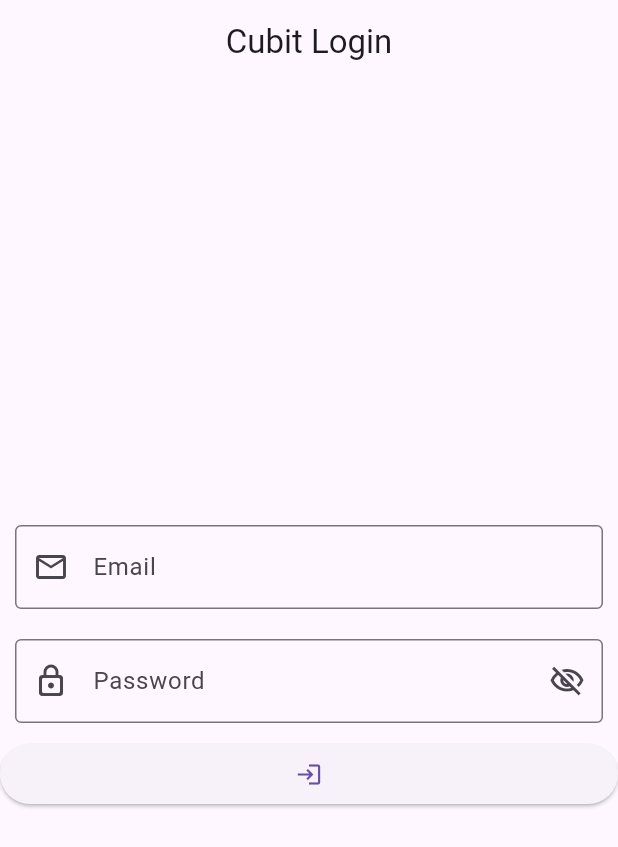
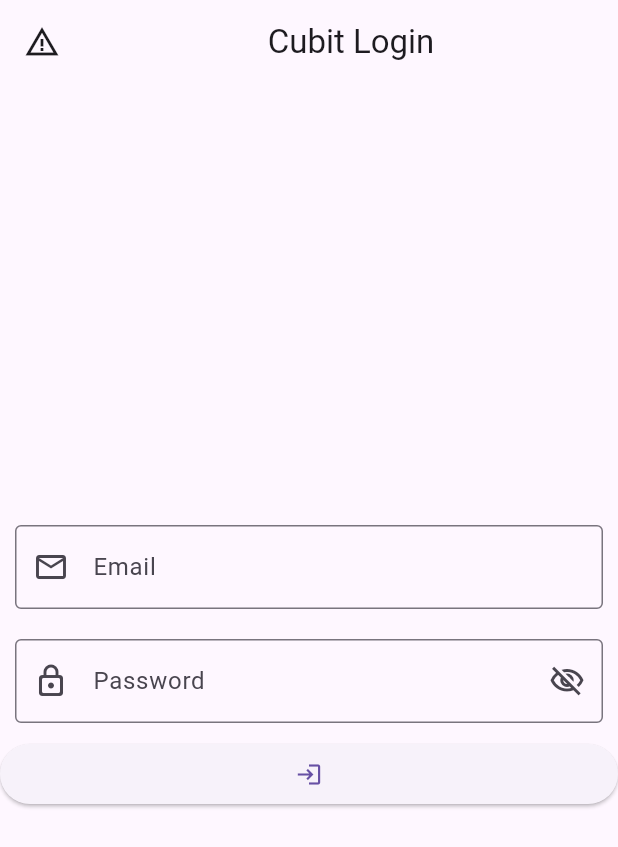
Before and after one commit to Furkanncm/Flutter-Learn, a Flutter app: the screen it shows after launch, after a tap on the "login" icon, on a phone screen of 412 x 824 dp. Shown: the top 847 px of the screen. Run offline on Flutter 3.47's test engine with Material 3 defaults, Android fonts, the phone set to English and light mode, and no system bars; our stand-ins replace bloc, dio, easy_localization, equatable, flutter_bloc, flutter_mobx and 4 more; accounts and stored records are empty; generated files the repository leaves out were written again; network calls fail.

Commit message:
login view completed

```diff
--- a/flutter_cubit/lib/core/constants/application_constants.dart
+++ b/flutter_cubit/lib/core/constants/application_constants.dart
@@ -1,3 +1,4 @@
 class ApplicationConstants {
   static const String languagePath = "asset/language";
+  static const String BaseUrl = "https://reqres.in/api";
 }
--- /dev/null
+++ b/flutter_cubit/lib/core/constants/enum/service_path_enum.dart
@@ -0,0 +1 @@
+enum ServicePathEnum { login }
--- /dev/null
+++ b/flutter_cubit/lib/core/extensions/service_path_extension.dart
@@ -0,0 +1,10 @@
+import 'package:flutter_cubit/core/constants/enum/service_path_enum.dart';
+
+extension ServicePathExtension on ServicePathEnum {
+  String get rawValue {
+    switch (this) {
+      case ServicePathEnum.login:
+        return "/login";
+    }
+  }
+}
--- /dev/null
+++ b/flutter_cubit/lib/feature/login/model/request_model.dart
@@ -0,0 +1,19 @@
+import 'package:json_annotation/json_annotation.dart';
+
+part 'request_model.g.dart';
+
+@JsonSerializable()
+class RequestModel {
+  String? email;
+  String? password;
+
+  RequestModel({this.email, this.password});
+
+  factory RequestModel.fromJson(Map<String, dynamic> json) {
+    return _$RequestModelFromJson(json);
+  }
+
+  Map<String, dynamic> toJson() {
+    return _$RequestModelToJson(this);
+  }
+}
--- /dev/null
+++ b/flutter_cubit/lib/feature/login/model/response_model.dart
@@ -0,0 +1,18 @@
+import 'package:json_annotation/json_annotation.dart';
+
+part 'response_model.g.dart';
+
+@JsonSerializable()
+class ResponseModel {
+  String? token;
+
+  ResponseModel({this.token});
+
+  factory ResponseModel.fromJson(Map<String, dynamic> json) {
+    return _$ResponseModelFromJson(json);
+  }
+
+  Map<String, dynamic> toJson() {
+    return _$ResponseModelToJson(this);
+  }
+}
--- /dev/null
+++ b/flutter_cubit/lib/feature/login/service/ILoginService.dart
@@ -0,0 +1,10 @@
+import 'package:dio/dio.dart';
+import 'package:flutter_cubit/feature/login/model/request_model.dart';
+import 'package:flutter_cubit/feature/login/model/response_model.dart';
+
+abstract class ILoginService {
+  final Dio dio;
+
+  ILoginService({required this.dio});
+ Future<ResponseModel?> login(RequestModel requestmodel);
+}
--- /dev/null
+++ b/flutter_cubit/lib/feature/login/service/login_service.dart
@@ -0,0 +1,28 @@
+import 'dart:io';
+
+import 'package:dio/dio.dart';
+import 'package:flutter_cubit/core/constants/enum/service_path_enum.dart';
+import 'package:flutter_cubit/core/extensions/service_path_extension.dart';
+import 'package:flutter_cubit/feature/login/model/request_model.dart';
+import 'package:flutter_cubit/feature/login/model/response_model.dart';
+import 'package:flutter_cubit/feature/login/service/ILoginService.dart';
+
+import '../../../core/constants/application_constants.dart';
+
+class LoginService extends ILoginService {
+  LoginService({required super.dio}) {
+    dio.options.baseUrl = ApplicationConstants.BaseUrl; // Base URL ayarı
+  }
+
+  @override
+  Future<ResponseModel?> login(RequestModel requestmodel) async {
+    final response =
+        await dio.post(ServicePathEnum.login.rawValue, data: requestmodel.toJson());
+    switch (response.statusCode) {
+      case HttpStatus.ok:
+      case HttpStatus.accepted:
+        final responseData = response.data;
+        return ResponseModel.fromJson(responseData);
+    }
+  }
+}
--- a/flutter_cubit/lib/feature/login/view/login_view.dart
+++ b/flutter_cubit/lib/feature/login/view/login_view.dart
@@ -2,6 +2,7 @@ import 'package:easy_localization/easy_localization.dart';
 import 'package:flutter/material.dart';
 import 'package:flutter_bloc/flutter_bloc.dart';
 import 'package:flutter_cubit/core/base/base_state.dart';
+import 'package:flutter_cubit/feature/login/model/request_model.dart';
 import 'package:flutter_cubit/feature/widget/cubit_email_textfield.dart';
 
 import '../../../core/init/language/locale_keys.g.dart';
@@ -21,35 +22,61 @@ class _LoginViewState extends BaseState<LoginView> {
   final GlobalKey<FormState> globalKey = GlobalKey();
   @override
   Widget build(BuildContext context) {
-    return Scaffold(
-      appBar: AppBar(title: _title()),
-      body: BlocProvider<LoginCubit>(
-        create: (context) => LoginCubit(
-            emailController: emailController,
-            passwordController: passwordController,
-            globalKey: globalKey),
-        child: _formView(),
+    return BlocProvider<LoginCubit>(
+      create: (context) => LoginCubit(
+          emailController: emailController,
+          passwordController: passwordController,
+          globalKey: globalKey),
+      child: BlocConsumer<LoginCubit, LoginState>(
+        listener: (context, state) {},
+        builder: (context, state) {
+          return Scaffold(
+            appBar: _appbar(context, state),
+            body: _formView(context, state),
+          );
+        },
       ),
     );
   }
 
-  Widget _formView() {
+  AppBar _appbar(BuildContext context, LoginState state) {
+    return AppBar(
+      leading: (state is LoginPost)
+          ? Icon(Icons.check_box)
+          : Icon(Icons.warning_amber),
+      title: _title(),
+    );
+  }
+
+  Widget _formView(BuildContext context, LoginState state) {
     return Form(
       key: globalKey,
+      autovalidateMode: (state is LoginValidate)
+          ? state.isFail
+              ? AutovalidateMode.always
+              : AutovalidateMode.disabled
+          : AutovalidateMode.disabled,
       child: Column(
         mainAxisAlignment: MainAxisAlignment.center,
         children: [
           CubitEmailTextfield(controller: emailController),
           CubitPasswordTextfield(controller: passwordController),
-          ElevatedButton(
-              onPressed: () {
-                context.read<LoginCubit>().checkUserLogin();
-              },
-              child: const Center(child: Icon(Icons.login_outlined)))
+          _elevatedButton(context)
         ],
       ),
     );
   }
 
+  ElevatedButton _elevatedButton(BuildContext context) {
+    return ElevatedButton(
+            onPressed: () {
+              final RequestModel requestModel = RequestModel(
+                  email: emailController.text,
+                  password: passwordController.text);
+              context.read<LoginCubit>().postUserLogin(requestModel);
+            },
+            child: const Center(child: Icon(Icons.login_outlined)));
+  }
+
   Center _title() => Center(child: Text(LocaleKeys.login.tr()));
 }
--- a/flutter_cubit/lib/feature/login/viewmodel/login_viewmodel.dart
+++ b/flutter_cubit/lib/feature/login/viewmodel/login_viewmodel.dart
@@ -1,5 +1,12 @@
 import 'package:bloc/bloc.dart';
+import 'package:dio/dio.dart';
 import 'package:flutter/material.dart';
+import 'package:flutter_cubit/core/constants/application_constants.dart';
+import 'package:flutter_cubit/feature/login/model/request_model.dart';
+import 'package:flutter_cubit/feature/login/service/ILoginService.dart';
+import 'package:flutter_cubit/feature/login/service/login_service.dart';
+
+import '../model/response_model.dart';
 
 class LoginCubit extends Cubit<LoginState> {
   final TextEditingController emailController;
@@ -12,15 +19,15 @@ class LoginCubit extends Cubit<LoginState> {
   }) : super(LoginInitial());
 
   bool isLogin = false;
-  void checkUserLogin() {
-    if (globalKey.currentState?.validate() ?? false) {
-      if (emailController.text == 'admin' &&
-          passwordController.text == 'admin') {
-        emit(LoginExp(isFail: false));
-      } else {
-        isLogin = true;
-        emit(LoginExp(isFail: isLogin));
-      }
+  final ILoginService service = LoginService(
+      dio: Dio(BaseOptions(baseUrl: ApplicationConstants.BaseUrl)));
+
+  void postUserLogin(RequestModel requestModel) async {
+    final response = await service.login(requestModel);
+    if (response != null) {
+      emit(LoginPost(responseModel: response));
+    } else {
+      emit(LoginValidate(isFail: false));
     }
   }
 }
@@ -29,8 +36,14 @@ abstract class LoginState {}
 
 class LoginInitial extends LoginState {}
 
-class LoginExp extends LoginState {
+class LoginValidate extends LoginState {
   final bool isFail;
 
-  LoginExp({required this.isFail});
+  LoginValidate({required this.isFail});
 }
+
+class LoginPost extends LoginState {
+  final ResponseModel responseModel;
+
+  LoginPost({required this.responseModel});
+}
```
Also changed, not shown: flutter_cubit/lib/feature/login/model/request_model.g.dart (added), flutter_cubit/lib/feature/login/model/response_model.g.dart (added).
